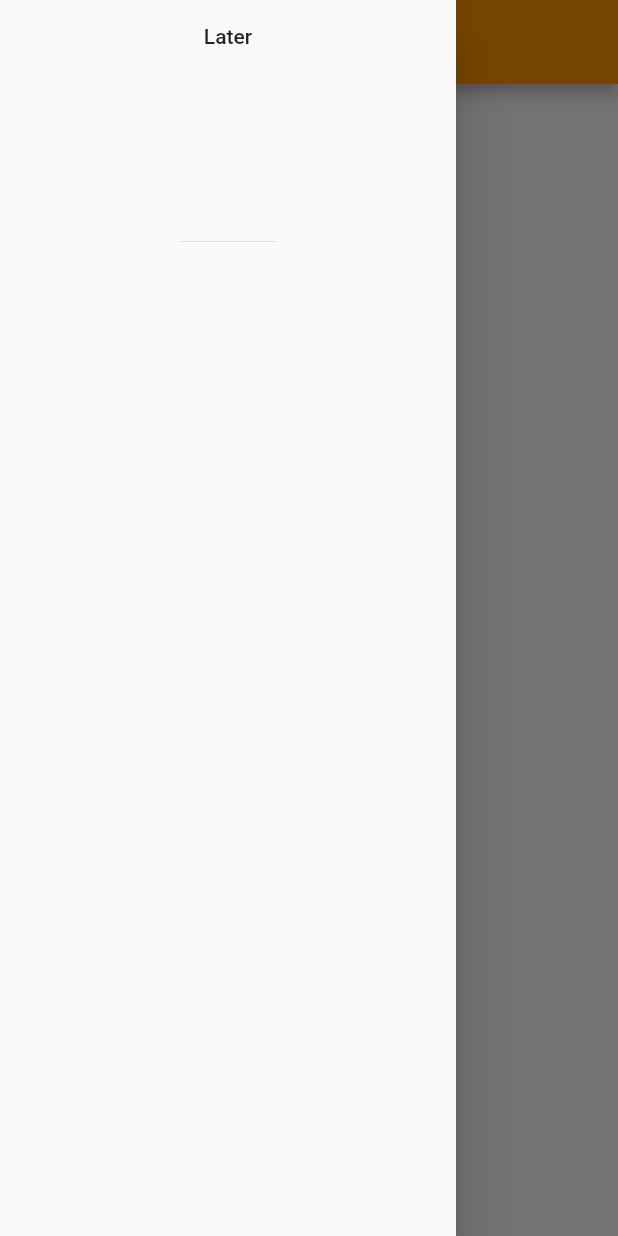
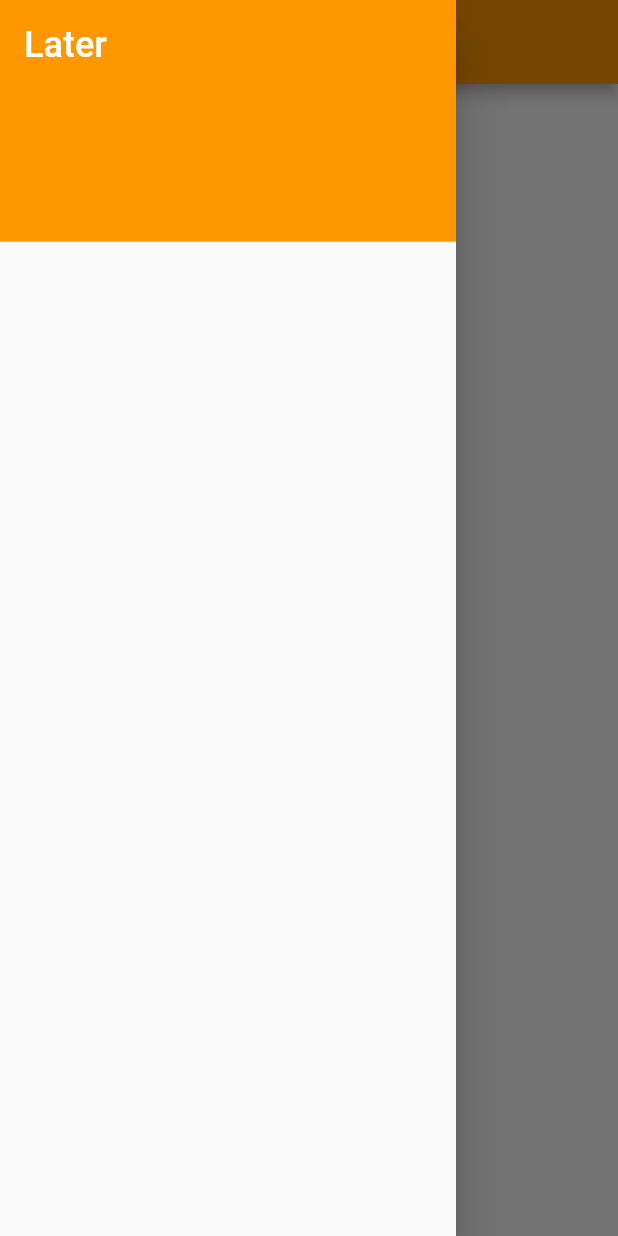
Before and after one commit to PeterTheSalmon/later_flutter, a Flutter app: the screen it shows once a user with an empty profile is signed in, with the side drawer open, on a phone screen of 412 x 824 dp. Run offline on Flutter 3.47's test engine with Material 2 defaults, Android fonts, the phone set to English and light mode, and no system bars; our stand-ins replace cloud_firestore, firebase_auth, firebase_core; accounts and stored records are empty.

Commit message:
tweaked drawer

```diff
--- a/lib/views/folder_list.dart
+++ b/lib/views/folder_list.dart
@@ -18,6 +18,7 @@ class FolderList extends StatelessWidget {
                 children: [
                   ListTile(
                     title: Text(document["name"]),
+                    leading: const Icon(Icons.folder),
                   ),
                 ],
               );
--- a/lib/views/home_page.dart
+++ b/lib/views/home_page.dart
@@ -12,10 +12,15 @@ class HomePage extends StatelessWidget {
       ),
       drawer: Drawer(
         child: Column(
-          children: const [
-            DrawerHeader(child: Text("Later")),
-            Expanded(child: FolderList())
-            ],
+          children: [
+            Container(
+                width: 310,
+                child: const DrawerHeader(
+                    decoration: BoxDecoration(color: Colors.orange),
+                    child: Text("Later",
+                        style: TextStyle(color: Colors.white, fontSize: 24)))),
+            const Expanded(child: FolderList())
+          ],
         ),
       ),
       body: const Text("Home"),
```
